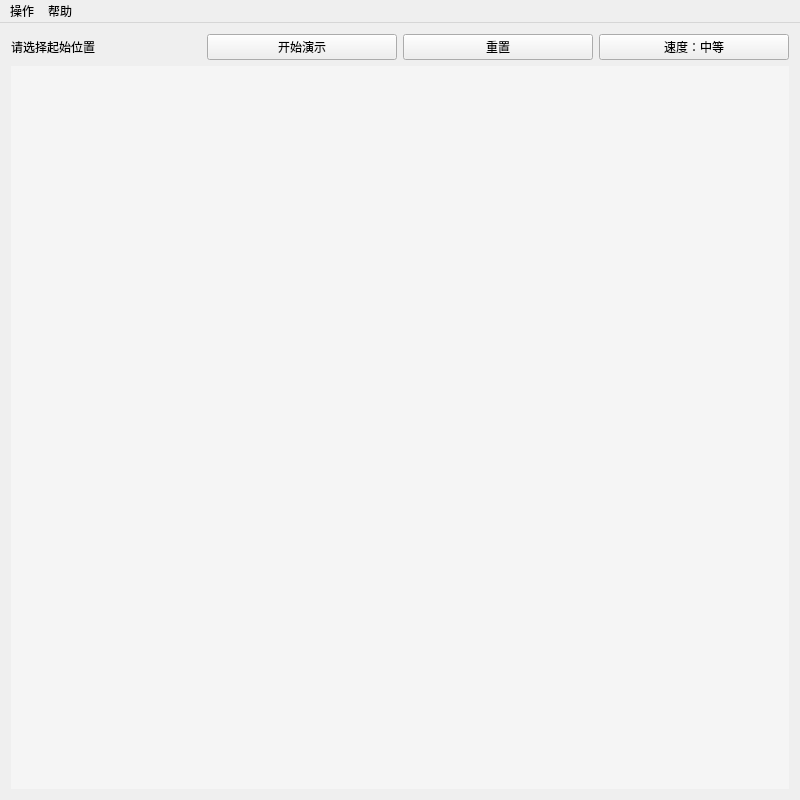
Before: the Qt Designer form mainwindow.ui in zehu26315/KnightTour, drawn with Qt 5.
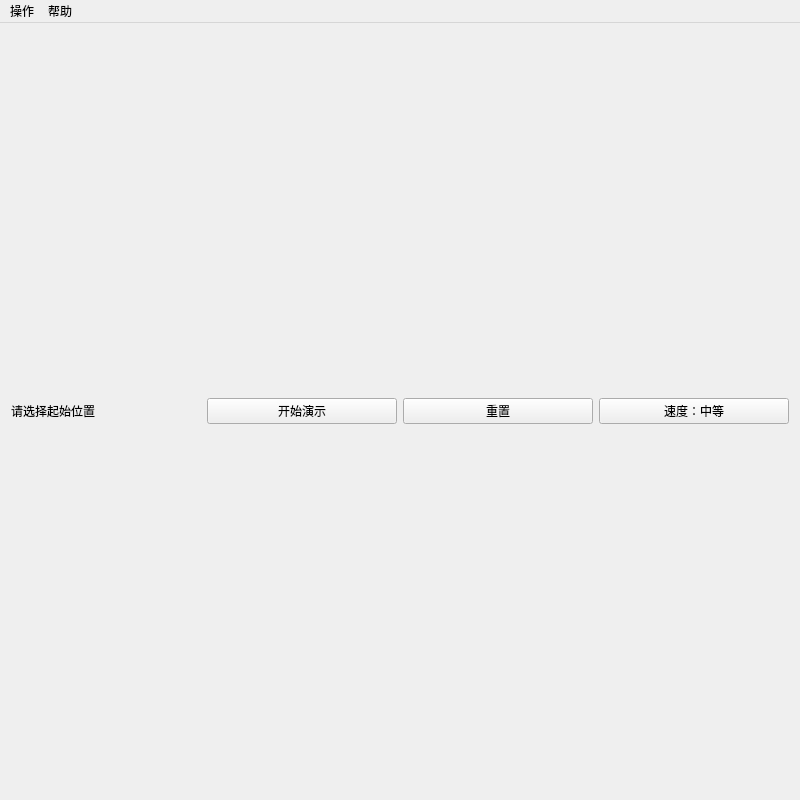
After: the same form once the commit is applied.

Commit message: 第二次提交

Diff of the .ui file:
```diff
--- a/mainwindow.ui
+++ b/mainwindow.ui
@@ -47,13 +47,6 @@
       </item>
      </layout>
     </item>
-    <item>
-     <widget class="QWidget" name="chessboardWidget" native="true">
-      <property name="styleSheet">
-       <string notr="true">background-color: #f5f5f5;</string>
-      </property>
-     </widget>
-    </item>
    </layout>
   </widget>
   <widget class="QMenuBar" name="menuBar">
```
